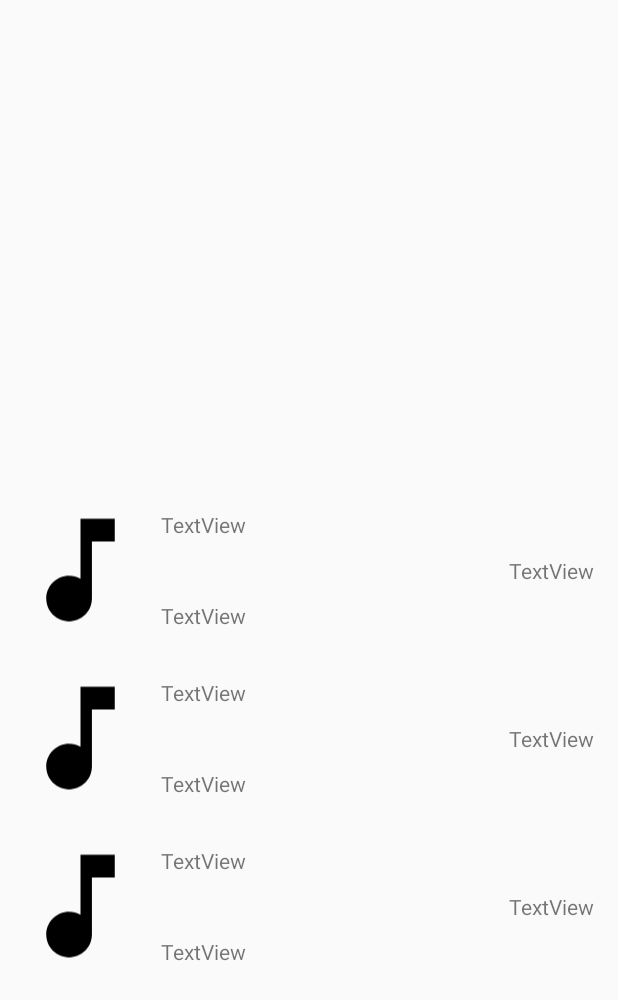
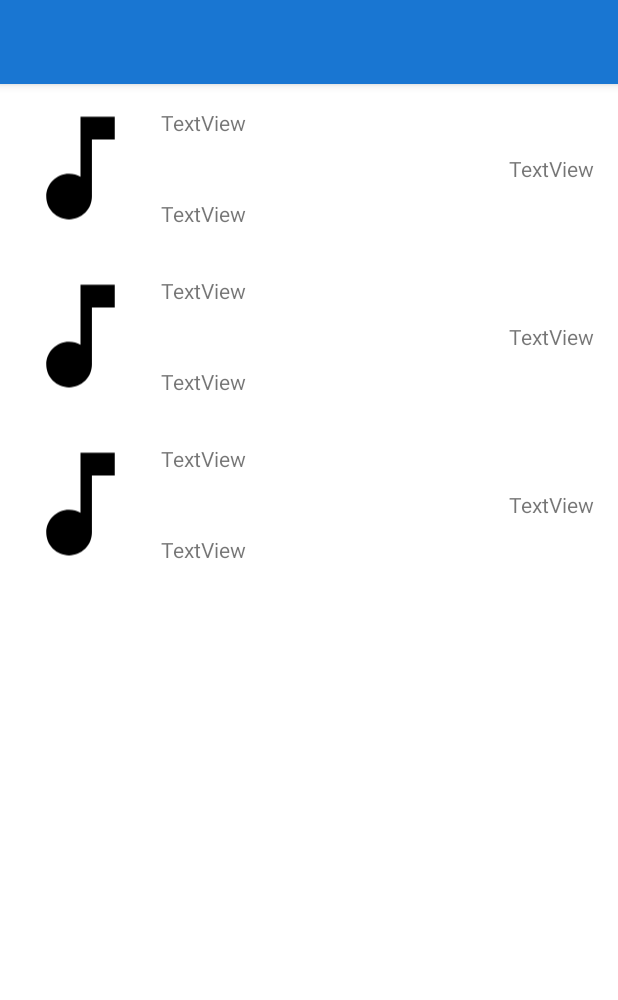
Before and after one commit to sempsmahad/IslamSauti, an Android app: the layout activity_list.xml on its own in the app's theme, with its tools: preview values and no code run, on a phone screen of 412 x 824 dp. Shown: the top 1000 px of the screen. Run offline under Robolectric (Android 15) with nearby library versions, the phone set to English and light mode, and no system bars.

```diff
--- a/app/src/main/res/layout/activity_list.xml
+++ b/app/src/main/res/layout/activity_list.xml
@@ -3,19 +3,30 @@
     xmlns:tools="http://schemas.android.com/tools"
     android:layout_width="match_parent"
     android:layout_height="match_parent"
-    android:orientation="vertical"
-    android:gravity="bottom"
-    tools:context=".ListActivity">
+    android:background="@android:color/white"
+    tools:context=".ListActivity"
+    android:orientation="vertical">
+
+    <com.google.android.material.appbar.AppBarLayout
+        android:layout_width="match_parent"
+        android:layout_height="wrap_content">
+        <include layout="@layout/toolbar" />
+
+    </com.google.android.material.appbar.AppBarLayout>
 
     <androidx.swiperefreshlayout.widget.SwipeRefreshLayout
+        android:id="@+id/swipe_container"
         android:layout_width="match_parent"
-        android:layout_height="500dp"
-        android:id="@+id/swipe_container">
+        android:layout_height="match_parent">
+
         <androidx.recyclerview.widget.RecyclerView
+            android:layout_gravity="bottom"
             android:id="@+id/audio_list"
+            tools:listitem="@layout/single_audio_view"
             android:layout_width="match_parent"
-            android:layout_height="500dp"
-            tools:listitem="@layout/single_audio_view" />
+            android:layout_height="match_parent"
+            android:scrollbars="vertical"
+            android:scrollingCache="true" />
     </androidx.swiperefreshlayout.widget.SwipeRefreshLayout>
 
 </LinearLayout>
--- a/app/src/main/res/menu/menu_audio_list.xml
+++ b/app/src/main/res/menu/menu_audio_list.xml
@@ -5,7 +5,7 @@
     <item
         android:id="@+id/btn_add"
         android:enabled="true"
-        android:icon="@android:drawable/ic_input_add"
+        android:icon="@drawable/ic_library_add"
         android:title="add"
         android:visible="true"
         app:showAsAction="always" />
```
Also changed, not shown: app/src/main/AndroidManifest.xml (+6 -3 lines), app/src/main/java/com/example/myapplication/ListActivity.java (+13 -2 lines), app/src/main/res/drawable/ic_library_add.xml (added, +10 -0 lines), app/src/main/res/drawable/ic_menu.xml (added, +9 -0 lines).
